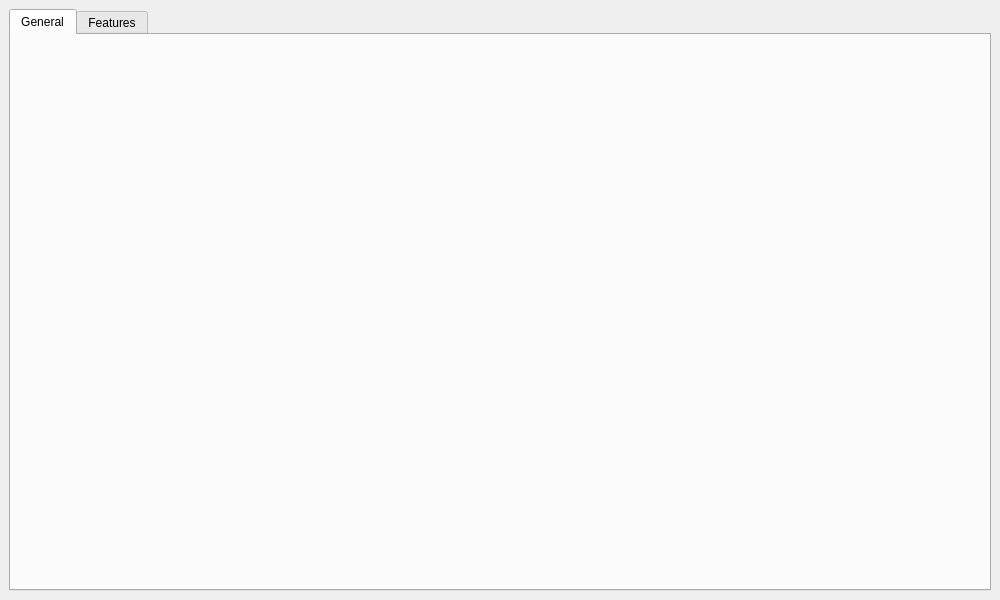
The window that src/ui/settingswindow.ui (giosali/rafiki) describes before a commit, drawn with Qt 5.
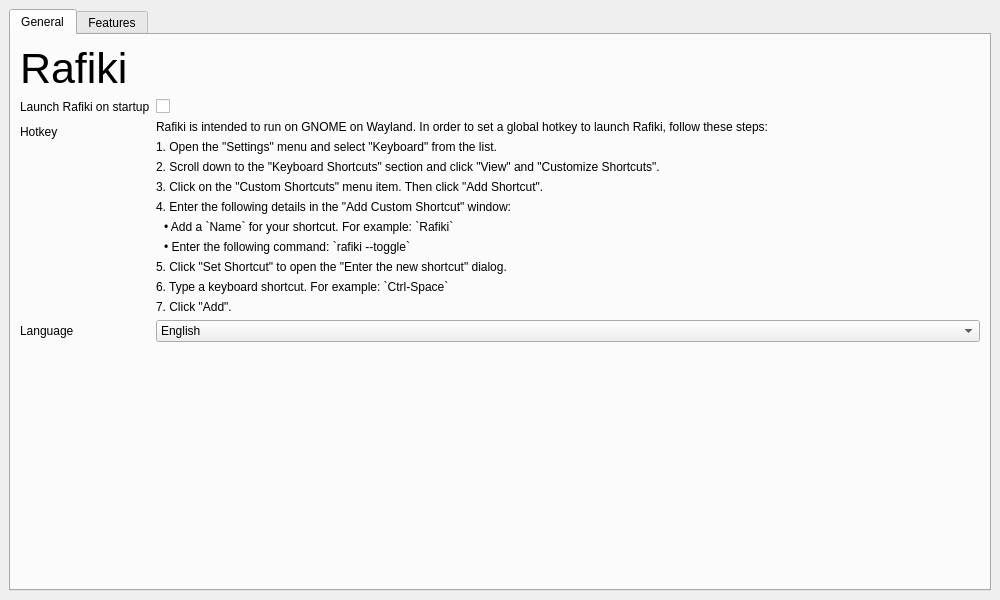
The same window after the commit.

Commit message: Fill out General tab

Patch:
```diff
--- a/src/ui/settingswindow.ui
+++ b/src/ui/settingswindow.ui
@@ -26,6 +26,186 @@
          <attribute name="title">
           <string>General</string>
          </attribute>
+         <property name="styleSheet">
+          <string notr="true">
+           QVBoxLayout QLabel { font-size: 9px; margin: 0px; max-height: 40px; }
+          </string>
+         </property>
+         <layout class="QVBoxLayout">
+          <property name="alignment">
+           <enum>Qt::AlignHCenter | Qt::AlignTop</enum>
+          </property>
+          <item>
+           <widget class="QLabel">
+            <property name="font">
+             <font>
+              <pointsize>32</pointsize>
+             </font>
+            </property>
+            <property name="text">
+             <string>Rafiki</string>
+            </property>
+           </widget>
+          </item>
+          <item>
+           <layout class="QFormLayout">
+            <property name="formAlignment">
+             <enum>Qt::AlignHCenter</enum>
+            </property>
+            <item row="0" column="0">
+             <widget class="QLabel">
+              <property name="text">
+               <string>Launch Rafiki on startup</string>
+              </property>
+             </widget>
+            </item>
+            <item row="0" column="1">
+             <widget class="QCheckBox" name="startupCheckBox"/>
+            </item>
+            <item row="1" column="0">
+             <widget class="QLabel">
+              <property name="text">
+               <string>Hotkey</string>
+              </property>
+             </widget>
+            </item>
+            <item row="1" column="1">
+             <layout class="QVBoxLayout">
+              <property name="spacing">
+               <number>6</number>
+              </property>
+              <item>
+               <widget class="QLabel">
+                <property name="text">
+                 <string>Rafiki is intended to run on GNOME on Wayland. In order to set a global hotkey to launch Rafiki, follow these steps:</string>
+                </property>
+                <property name="wordWrap">
+                 <bool>true</bool>
+                </property>
+               </widget>
+              </item>
+              <!-- Source: https://docs.fedoraproject.org/en-US/quick-docs/gnome-setting-key-shortcut/ -->
+              <item>
+               <widget class="QLabel">
+                <property name="text">
+                 <string>1. Open the "Settings" menu and select "Keyboard" from the list.</string>
+                </property>
+                <property name="wordWrap">
+                 <bool>true</bool>
+                </property>
+               </widget>
+              </item>
+              <item>
+               <widget class="QLabel">
+                <property name="text">
+                 <string>2. Scroll down to the "Keyboard Shortcuts" section and click "View" and "Customize Shortcuts".</string>
+                </property>
+                <property name="wordWrap">
+                 <bool>true</bool>
+                </property>
+               </widget>
+              </item>
+              <item>
+               <widget class="QLabel">
+                <property name="text">
+                 <string>3. Click on the "Custom Shortcuts" menu item. Then click "Add Shortcut".</string>
+                </property>
+                <property name="wordWrap">
+                 <bool>true</bool>
+                </property>
+               </widget>
+              </item>
+              <item>
+               <widget class="QLabel">
+                <property name="text">
+                 <string>4. Enter the following details in the "Add Custom Shortcut" window:</string>
+                </property>
+                <property name="wordWrap">
+                 <bool>true</bool>
+                </property>
+               </widget>
+              </item>
+              <item>
+               <layout class="QVBoxLayout">
+                <property name="leftMargin">
+                 <number>8</number>
+                </property>
+                <property name="spacing">
+                 <number>6</number>
+                </property>
+                <item>
+                 <widget class="QLabel">
+                  <property name="text">
+                   <string>• Add a `Name` for your shortcut. For example: `Rafiki`</string>
+                  </property>
+                  <property name="wordWrap">
+                   <bool>true</bool>
+                  </property>
+                 </widget>
+                </item>
+                <item>
+                 <widget class="QLabel">
+                  <property name="text">
+                   <string>• Enter the following command: `rafiki --toggle`</string>
+                  </property>
+                  <property name="wordWrap">
+                   <bool>true</bool>
+                  </property>
+                 </widget>
+                </item>
+               </layout>
+              </item>
+              <item>
+               <widget class="QLabel">
+                <property name="text">
+                 <string>5. Click "Set Shortcut" to open the "Enter the new shortcut" dialog.</string>
+                </property>
+                <property name="wordWrap">
+                 <bool>true</bool>
+                </property>
+               </widget>
+              </item>
+              <item>
+               <widget class="QLabel">
+                <property name="text">
+                 <string>6. Type a keyboard shortcut. For example: `Ctrl-Space`</string>
+                </property>
+                <property name="wordWrap">
+                 <bool>true</bool>
+                </property>
+               </widget>
+              </item>
+              <item>
+               <widget class="QLabel">
+                <property name="text">
+                 <string>7. Click "Add".</string>
+                </property>
+                <property name="wordWrap">
+                 <bool>true</bool>
+                </property>
+               </widget>
+              </item>
+             </layout>
+            </item>
+            <item row="2" column="0">
+             <widget class="QLabel">
+              <property name="text">
+               <string>Language</string>
+              </property>
+             </widget>
+            </item>
+            <item row="2" column="1">
+             <widget class="QComboBox">
+              <item>
+               <property name="text">
+                <string>English</string>
+               </property>
+              </item>
+             </widget>
+            </item>
+           </layout>
+          </item>
+         </layout>
         </widget>
         <widget class="QWidget" name="featuresTab">
          <attribute name="title">
```
